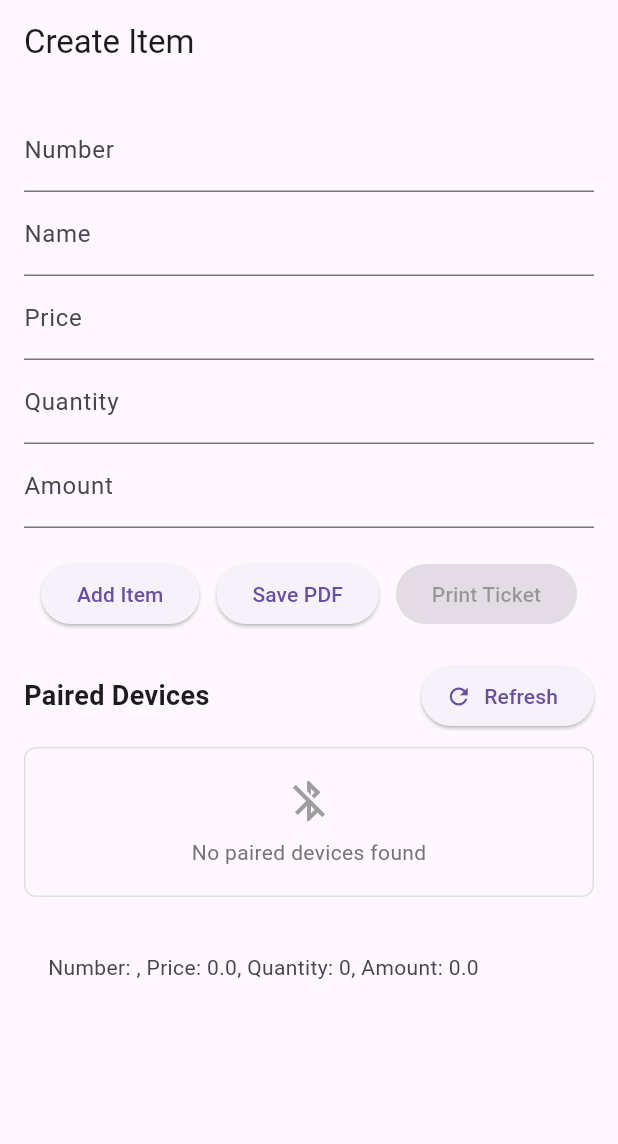
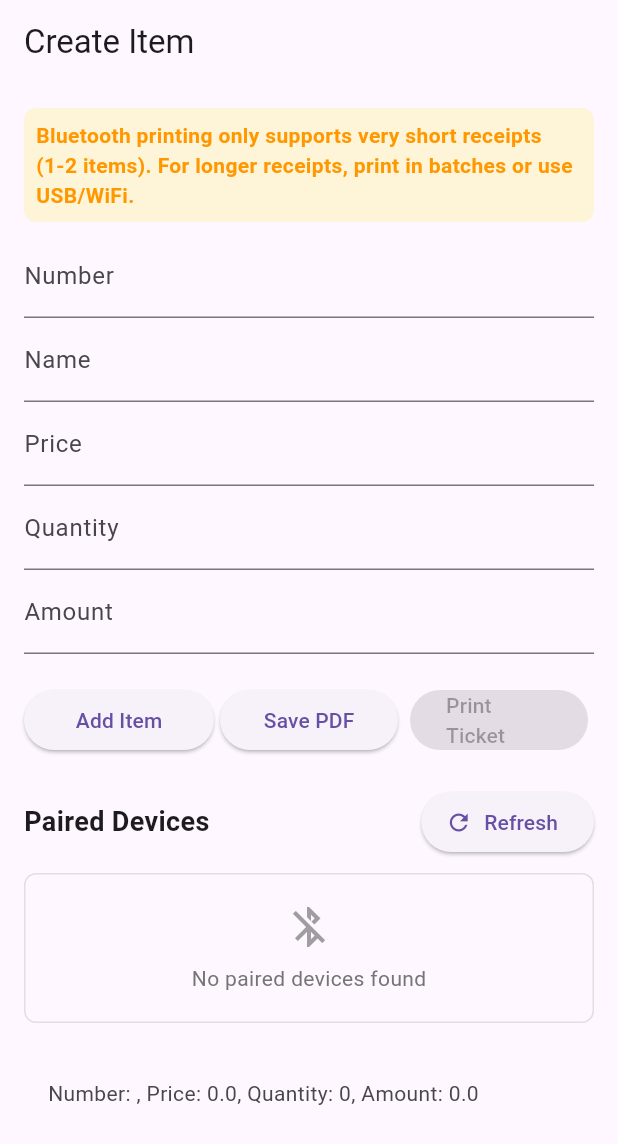
Before and after one commit to SaiKyawZinHtoo/pdf_printer_flutter, a Flutter app: the screen it shows after launch, after a tap on "Add Item", on a phone screen of 412 x 824 dp. Shown: the top 1144 px of the screen. Run offline on Flutter 3.47's test engine with Material 3 defaults, Android fonts, the phone set to English and light mode, and no system bars; our stand-ins replace pdf, printing; missing offline and left inert: flutter_thermal_printer.

Commit message:
Refactor PDF generation code and update dependencies
- Commented out the PDF generation code in `generate_pdf.dart` to disable its functionality temporarily.
- Updated `GeneratedPluginRegistrant.swift` to include `flutter_blue_plus_darwin` and `flutter_thermal_printer` plugins.
- Modified `pubspec.lock` to update various dependencies, including downgrading `archive` and `async`, and adding new dependencies like `flutter_blue_plus` and `flutter_thermal_printer`.
- Updated `pubspec.yaml` to include `flutter_thermal_printer` as a dependency.
- Registered `FlutterThermalPrinterPlugin` in `generated_plugin_registrant.cc` for Windows.
- Updated `generated_plugins.cmake` to include `flutter_thermal_printer` in the plugin list.

```diff
--- a/lib/create_screen.dart
+++ b/lib/create_screen.dart
@@ -1,25 +1,31 @@
+import 'dart:async';
 import 'dart:convert';
+import 'dart:core';
 import 'dart:typed_data';
 import 'package:flutter/material.dart';
 import 'package:flutter/services.dart';
+import 'package:flutter_thermal_printer/utils/printer.dart';
 import 'package:pdf/pdf.dart';
 import 'package:pdf/widgets.dart' as pw;
-import 'package:permission_handler/permission_handler.dart';
-import 'package:printing/printing.dart';
-import 'package:print_bluetooth_thermal/print_bluetooth_thermal.dart';
-import 'generate_pdf.dart';
+import 'package:printing/printing.dart' hide Printer;
+import 'package:flutter_thermal_printer/flutter_thermal_printer.dart';
 
 class CreateScreen extends StatefulWidget {
+  const CreateScreen({super.key});
+
   @override
-  _CreateScreenState createState() => _CreateScreenState();
+  State<CreateScreen> createState() => _CreateScreenState();
 }
 
 class _CreateScreenState extends State<CreateScreen> {
+  final _flutterThermalPrinterPlugin = FlutterThermalPrinter.instance;
+  List<Printer> printers = [];
+  StreamSubscription<List<Printer>>? _devicesStreamSubscription;
+  Printer? _connectedPrinter;
   List<Map<String, dynamic>> items = [];
   bool _connected = false;
-  List<BluetoothInfo> _devices = [];
   String? _connectedDeviceName;
-  bool _isBluetoothOn = false;
+  String? _connectedDeviceAddress;
 
   final TextEditingController numberController = TextEditingController();
   final TextEditingController nameController = TextEditingController();
@@ -30,54 +36,151 @@ class _CreateScreenState extends State<CreateScreen> {
   @override
   void initState() {
     super.initState();
-    checkBluetoothStatus();
-    getBondedDevices();
-    _checkPrinterConnection();
+    WidgetsBinding.instance.addPostFrameCallback((_) {
+      startScan();
+    });
   }
 
-  Future<void> checkBluetoothStatus() async {
-    try {
-      final bool result = await PrintBluetoothThermal.bluetoothEnabled;
+  void startScan() async {
+    _devicesStreamSubscription?.cancel();
+    await _flutterThermalPrinterPlugin.getPrinters(connectionTypes: [
+      ConnectionType.USB,
+      ConnectionType.BLE,
+    ]);
+    _devicesStreamSubscription = _flutterThermalPrinterPlugin.devicesStream
+        .listen((List<Printer> event) {
       setState(() {
-        _isBluetoothOn = result;
+        printers = event;
+        printers.removeWhere(
+            (element) => element.name == null || element.name == '');
       });
-      if (!result) {
-        ScaffoldMessenger.of(context).showSnackBar(
-          SnackBar(content: Text('Please turn on Bluetooth')),
-        );
-      }
-    } catch (e) {
-      print("Error checking Bluetooth status: $e");
-    }
+    });
   }
 
-  Future<void> _checkPrinterConnection() async {
+  void stopScan() {
+    _flutterThermalPrinterPlugin.stopScan();
+  }
+
+  Future<void> connectToPrinter(Printer printer) async {
     try {
-      final bool connectionStatus =
-          await PrintBluetoothThermal.connectionStatus;
+      await _flutterThermalPrinterPlugin.connect(printer);
       setState(() {
-        _connected = connectionStatus;
+        _connectedPrinter = printer;
+        _connected = true;
+        _connectedDeviceName = printer.name;
+        _connectedDeviceAddress = printer.address;
       });
+      ScaffoldMessenger.of(context).showSnackBar(
+        SnackBar(content: Text('Connected to ${printer.name}')),
+      );
     } catch (e) {
-      print("Error checking printer connection: $e");
+      ScaffoldMessenger.of(context).showSnackBar(
+        SnackBar(content: Text('Failed to connect: $e')),
+      );
     }
   }
 
   Future<void> disconnectPrinter() async {
+    if (_connectedPrinter == null) return;
     try {
-      final bool result = await PrintBluetoothThermal.disconnect;
+      await _flutterThermalPrinterPlugin.disconnect(_connectedPrinter!);
       setState(() {
+        _connectedPrinter = null;
         _connected = false;
         _connectedDeviceName = null;
+        _connectedDeviceAddress = null;
       });
       ScaffoldMessenger.of(context).showSnackBar(
-        SnackBar(
-            content:
-                Text(result ? 'Printer disconnected' : 'Failed to disconnect')),
+        SnackBar(content: Text('Printer disconnected')),
       );
     } catch (e) {
-      print("Error disconnecting printer: $e");
+      ScaffoldMessenger.of(context).showSnackBar(
+        SnackBar(content: Text('Error disconnecting: $e')),
+      );
     }
+  }
+
+  Future<void> printTicket() async {
+    if (!_connected || _connectedPrinter == null) {
+      ScaffoldMessenger.of(context).showSnackBar(
+        SnackBar(content: Text('Please connect to a printer first')),
+      );
+      return;
+    }
+    try {
+      print('[DEBUG] printTicket called');
+      // Only print very short text receipts (max 2 items)
+      if (items.length > 2) {
+        print('[DEBUG] Too many items for Bluetooth print: ${items.length}');
+        await showDialog(
+          context: context,
+          builder: (context) {
+            return AlertDialog(
+              title: const Text('Bluetooth Printing Limitation'),
+              content: const Text(
+                  'Bluetooth printing with this printer only supports very short receipts (1-2 items). For longer receipts, please print in batches or use USB/WiFi.'),
+              actions: [
+                TextButton(
+                  onPressed: () => Navigator.of(context).pop(),
+                  child: const Text('OK'),
+                ),
+              ],
+            );
+          },
+        );
+        return;
+      }
+      String receiptText = '===== Item List =====\n';
+      receiptText += items
+          .map((item) =>
+              'No: ${item['number']} | Name: ${item['name']} | Price: ${item['price']} | Qty: ${item['quantity']} | Amt: ${item['amount']}')
+          .join('\n');
+      final bytes = utf8.encode(receiptText);
+      print('[DEBUG] Receipt text length: ${receiptText.length}');
+      print('[DEBUG] Receipt bytes length: ${bytes.length}');
+      if (bytes.length > 200) {
+        print(
+            '[ERROR] Receipt too long for Bluetooth print: ${bytes.length} bytes');
+        ScaffoldMessenger.of(context).showSnackBar(
+          SnackBar(
+              content: Text(
+                  'Receipt too long for Bluetooth print. Please print fewer items.')),
+        );
+        return;
+      }
+      print(
+          '[DEBUG] Sending printWidget to printer: ${_connectedPrinter?.name}');
+      try {
+        await _flutterThermalPrinterPlugin.printWidget(
+          context,
+          printer: _connectedPrinter!,
+          printOnBle: true,
+          widget: _buildReceiptWidget(receiptText),
+        );
+        print('[DEBUG] Printing completed');
+        ScaffoldMessenger.of(context).showSnackBar(
+          SnackBar(content: Text('Printing completed')),
+        );
+      } catch (e) {
+        print('[ERROR] PrintWidget error: $e');
+        ScaffoldMessenger.of(context).showSnackBar(
+          SnackBar(content: Text('Error printing: $e')),
+        );
+      }
+    } catch (e) {
+      print('[ERROR] printTicket outer error: $e');
+      ScaffoldMessenger.of(context).showSnackBar(
+        SnackBar(content: Text('Error printing: $e')),
+      );
+    }
+  }
+
+  Widget _buildReceiptWidget(String receiptText) {
+    // Use a single Text widget for minimal Bluetooth data
+    return Text(
+      receiptText,
+      style: const TextStyle(fontSize: 14, fontFamily: 'monospace'),
+    );
   }
 
   void addItem() {
@@ -95,189 +198,6 @@ class _CreateScreenState extends State<CreateScreen> {
       quantityController.clear();
       amountController.clear();
     });
-  }
-
-  Future<void> getBondedDevices() async {
-    try {
-      // Request runtime permissions first
-      if (!await _requestPermissions()) {
-        ScaffoldMessenger.of(context).showSnackBar(
-          SnackBar(
-              content: Text('Please grant Bluetooth permissions in settings')),
-        );
-        return;
-      }
-      // First check Bluetooth status
-      final bool isEnabled = await PrintBluetoothThermal.bluetoothEnabled;
-      print("Bluetooth Status: $isEnabled"); // Debug log
-
-      if (!isEnabled) {
-        ScaffoldMessenger.of(context).showSnackBar(
-          SnackBar(content: Text('Bluetooth is not enabled')),
-        );
-        return;
-      }
-
-      // Get paired devices
-      final List<BluetoothInfo> devices =
-          await PrintBluetoothThermal.pairedBluetooths;
-      print("Found ${devices.length} paired devices"); // Debug log
-
-      // Print each device for debugging
-      devices.forEach((device) {
-        print("Device: ${device.name} - ${device.macAdress}");
-      });
-
-      setState(() {
-        _devices = devices;
-      });
-
-      if (devices.isEmpty) {
-        ScaffoldMessenger.of(context).showSnackBar(
-          SnackBar(
-              content: Text(
-                  'No paired devices found. Please pair your printer in system settings')),
-        );
-      }
-    } catch (e) {
-      print("Error getting bonded devices: $e");
-      ScaffoldMessenger.of(context).showSnackBar(
-        SnackBar(content: Text('Error finding paired devices: $e')),
-      );
-    }
-  }
-
-  Future<bool> _requestPermissions() async {
-    try {
-      // Request Bluetooth permissions
-      final List<String> permissions = [
-        'android.permission.BLUETOOTH',
-        'android.permission.BLUETOOTH_ADMIN',
-        'android.permission.BLUETOOTH_CONNECT',
-        'android.permission.BLUETOOTH_SCAN',
-        'android.permission.ACCESS_FINE_LOCATION',
-      ];
-
-      // Use permission_handler package to request permissions
-      Map<Permission, PermissionStatus> statuses = await [
-        Permission.bluetooth,
-        Permission.bluetoothConnect,
-        Permission.bluetoothScan,
-        Permission.location,
-      ].request();
-
-      // Check if all permissions are granted
-      bool allGranted = true;
-      statuses.forEach((permission, status) {
-        if (!status.isGranted) {
-          allGranted = false;
-        }
-      });
-
-      return allGranted;
-    } catch (e) {
-      print("Error requesting permissions: $e");
-      return false;
-    }
-  }
-
-  Future<void> connectToDevice(BluetoothInfo device) async {
-    try {
-      String mac = "66:02:BD:06:18:7B"; // Example MAC address
-      final bool result =
-          await PrintBluetoothThermal.connect(macPrinterAddress: mac);
-      setState(() {
-        _connected = result;
-        _connectedDeviceName = result ? device.name : null;
-      });
-      if (result) {
-        ScaffoldMessenger.of(context).showSnackBar(
-          SnackBar(content: Text('Connected to ${device.name}')),
-        );
-      }
-    } catch (e) {
-      print("Error connecting to device: $e");
-      ScaffoldMessenger.of(context).showSnackBar(
-        SnackBar(content: Text('Failed to connect: $e')),
-      );
-    }
-  }
-
-  Future<void> printTicket() async {
-    if (!_connected) {
-      ScaffoldMessenger.of(context).showSnackBar(
-        SnackBar(content: Text('Please connect to a printer first')),
-      );
-      return;
-    }
-
-    try {
-      final pdf = pw.Document();
-      final myanmarFont =
-          await rootBundle.load("assets/Pyidaungsu-2.5.3_Regular.ttf");
-      final ttf = pw.Font.ttf(myanmarFont);
-
-      pdf.addPage(
-        pw.Page(
-          pageFormat: PdfPageFormat.roll80,
-          build: (pw.Context context) {
-            return pw.Column(
-              crossAxisAlignment: pw.CrossAxisAlignment.start,
-              children: [
-                pw.Center(
-                    child: pw.Text("===== Item List =====",
-                        style: pw.TextStyle(font: ttf))),
-                pw.SizedBox(height: 10),
-                ...items
-                    .map((item) => pw.Column(
-                          crossAxisAlignment: pw.CrossAxisAlignment.start,
-                          children: [
-                            pw.Text("Number: ${item['number']}",
-                                style: pw.TextStyle(font: ttf)),
-                            pw.Text("Name: ${item['name']}",
-                                style: pw.TextStyle(font: ttf)),
-                            pw.Text("Price: ${item['price']}",
-                                style: pw.TextStyle(font: ttf)),
-                            pw.Text("Quantity: ${item['quantity']}",
-                                style: pw.TextStyle(font: ttf)),
-                            pw.Text("Amount: ${item['amount']}",
-                                style: pw.TextStyle(font: ttf)),
-                            pw.Text("------------------------",
-                                style: pw.TextStyle(font: ttf)),
-                          ],
-                        ))
-                    .toList(),
-              ],
-            );
-          },
-        ),
-      );
-
-      final pdfBytes = await pdf.save();
-
-      // Save PDF to temporary file
-      final output = await Printing.layoutPdf(
-        onLayout: (PdfPageFormat format) async => await pdf.save(),
-      );
-
-      // Print the PDF
-      final bool result =
-          await PrintBluetoothThermal.writeBytes(output as List<int>);
-
-      if (result) {
-        ScaffoldMessenger.of(context).showSnackBar(
-          SnackBar(content: Text('Printing completed')),
-        );
-      } else {
-        ScaffoldMessenger.of(context).showSnackBar(
-          SnackBar(content: Text('Failed to print')),
-        );
-      }
-    } catch (e) {
-      ScaffoldMessenger.of(context).showSnackBar(
-        SnackBar(content: Text('Error printing: $e')),
-      );
-    }
   }
 
   Future<void> saveAndSharePdf() async {
@@ -306,8 +226,8 @@ class _CreateScreenState extends State<CreateScreen> {
       ),
     );
 
-    final file = await pdf.save();
-    await Printing.sharePdf(bytes: file, filename: 'item_list.pdf');
+    //final file = await pdf.save();
+    //await Printing.sharePdf(bytes: file, filename: 'item_list.pdf');
   }
 
   @override
@@ -324,65 +244,93 @@ class _CreateScreenState extends State<CreateScreen> {
             ),
         ],
       ),
-      body: Padding(
+      body: SingleChildScrollView(
+        child: Padding(
           padding: const EdgeInsets.all(16.0),
           child: Column(
+            crossAxisAlignment: CrossAxisAlignment.start,
             children: [
+              Container(
+                padding: const EdgeInsets.all(8),
+                margin: const EdgeInsets.only(bottom: 8),
+                decoration: BoxDecoration(
+                  color: Colors.yellow.withOpacity(0.2),
+                  borderRadius: BorderRadius.circular(8),
+                ),
+                child: const Text(
+                  'Bluetooth printing only supports very short receipts (1-2 items). For longer receipts, print in batches or use USB/WiFi.',
+                  style: TextStyle(
+                      color: Colors.orange, fontWeight: FontWeight.bold),
+                ),
+              ),
               TextField(
                 controller: numberController,
-              decoration: InputDecoration(labelText: 'Number'),
+                decoration: const InputDecoration(labelText: 'Number'),
                 keyboardType: TextInputType.number,
               ),
               TextField(
                 controller: nameController,
-              decoration: InputDecoration(labelText: 'Name'),
+                decoration: const InputDecoration(labelText: 'Name'),
+                keyboardType: TextInputType.text,
               ),
               TextField(
                 controller: priceController,
-              decoration: InputDecoration(labelText: 'Price'),
+                decoration: const InputDecoration(labelText: 'Price'),
                 keyboardType: TextInputType.number,
               ),
               TextField(
                 controller: quantityController,
-              decoration: InputDecoration(labelText: 'Quantity'),
+                decoration: const InputDecoration(labelText: 'Quantity'),
                 keyboardType: TextInputType.number,
               ),
               TextField(
                 controller: amountController,
-              decoration: InputDecoration(labelText: 'Amount'),
+                decoration: const InputDecoration(labelText: 'Amount'),
                 keyboardType: TextInputType.number,
               ),
-            SizedBox(height: 20),
+              const SizedBox(height: 20),
               Row(
                 mainAxisAlignment: MainAxisAlignment.spaceEvenly,
                 children: [
-                ElevatedButton(
+                  Expanded(
+                    child: ElevatedButton(
                       onPressed: addItem,
-                  child: Text('Add Item'),
+                      child: const Text('Add Item'),
                     ),
-                ElevatedButton(
+                  ),
+                  Expanded(
+                    child: Padding(
+                      padding: const EdgeInsets.symmetric(horizontal: 4.0),
+                      child: ElevatedButton(
                         onPressed: saveAndSharePdf,
-                  child: Text('Save PDF'),
+                        child: const Text('Save PDF'),
                       ),
-                ElevatedButton(
+                    ),
+                  ),
+                  Expanded(
+                    child: Padding(
+                      padding: const EdgeInsets.symmetric(horizontal: 4.0),
+                      child: ElevatedButton(
                         onPressed: _connected ? printTicket : null,
-                  child: Text('Print Ticket'),
+                        child: const Text('Print Ticket'),
+                      ),
+                    ),
                   ),
                 ],
               ),
-            SizedBox(height: 20),
+              const SizedBox(height: 20),
               _connected
                   ? Container(
-                    padding: EdgeInsets.all(8),
+                      padding: const EdgeInsets.all(8),
                       color: Colors.green.withOpacity(0.1),
                       child: Row(
                         mainAxisAlignment: MainAxisAlignment.center,
                         children: [
-                        Icon(Icons.check_circle, color: Colors.green),
-                        SizedBox(width: 8),
+                          const Icon(Icons.check_circle, color: Colors.green),
+                          const SizedBox(width: 8),
                           Text(
                             'Connected to $_connectedDeviceName',
-                          style: TextStyle(color: Colors.green),
+                            style: const TextStyle(color: Colors.green),
                           ),
                         ],
                       ),
@@ -392,7 +340,7 @@ class _CreateScreenState extends State<CreateScreen> {
                         Row(
                           mainAxisAlignment: MainAxisAlignment.spaceBetween,
                           children: [
-                          Text(
+                            const Text(
                               'Paired Devices',
                               style: TextStyle(
                                 fontSize: 18,
@@ -400,14 +348,14 @@ class _CreateScreenState extends State<CreateScreen> {
                               ),
                             ),
                             ElevatedButton.icon(
-                            onPressed: getBondedDevices,
-                            icon: Icon(Icons.refresh),
-                            label: Text('Refresh'),
+                              onPressed: startScan,
+                              icon: const Icon(Icons.refresh),
+                              label: const Text('Refresh'),
                             ),
                           ],
                         ),
-                      SizedBox(height: 10),
-                      _devices.isEmpty
+                        const SizedBox(height: 10),
+                        printers.isEmpty
                             ? Container(
                                 height: 100,
                                 alignment: Alignment.center,
@@ -418,12 +366,12 @@ class _CreateScreenState extends State<CreateScreen> {
                                 child: Column(
                                   mainAxisAlignment: MainAxisAlignment.center,
                                   children: [
-                                  Icon(
+                                    const Icon(
                                       Icons.bluetooth_disabled,
                                       size: 32,
                                       color: Colors.grey,
                                     ),
-                                  SizedBox(height: 8),
+                                    const SizedBox(height: 8),
                                     Text(
                                       'No paired devices found',
                                       style: TextStyle(color: Colors.grey[600]),
@@ -438,36 +386,36 @@ class _CreateScreenState extends State<CreateScreen> {
                                   borderRadius: BorderRadius.circular(8),
                                 ),
                                 child: ListView.builder(
-                                itemCount: _devices.length,
+                                  itemCount: printers.length,
                                   itemBuilder: (context, index) {
-                                  final device = _devices[index];
+                                    final printer = printers[index];
                                     return Card(
-                                    margin: EdgeInsets.symmetric(
+                                      margin: const EdgeInsets.symmetric(
                                           horizontal: 8, vertical: 4),
                                       child: ListTile(
                                         leading: Container(
-                                        padding: EdgeInsets.all(8),
+                                          padding: const EdgeInsets.all(8),
                                           decoration: BoxDecoration(
                                             color: Colors.blue.withOpacity(0.1),
                                             shape: BoxShape.circle,
                                           ),
-                                        child: Icon(Icons.print,
+                                          child: const Icon(Icons.print,
                                               color: Colors.blue),
                                         ),
-                                      title: Text(
-                                        device.name ?? 'Unknown Device',
-                                        style: TextStyle(
-                                            fontWeight: FontWeight.bold),
-                                      ),
-                                      subtitle: Text(device.macAdress),
+                                        title: Text(printer.name ?? ''),
+                                        subtitle: Text(
+                                            'Type: ${printer.connectionTypeString}'),
                                         trailing: ElevatedButton(
                                           onPressed: () =>
-                                            connectToDevice(device),
-                                        child: Text('Connect'),
+                                              connectToPrinter(printer),
                                           style: ElevatedButton.styleFrom(
                                             backgroundColor: Colors.blue,
                                             foregroundColor: Colors.white,
                                           ),
+                                          child: Text(
+                                              printer.isConnected == true
+                                                  ? 'Disconnect'
+                                                  : 'Connect'),
                                         ),
                                       ),
                                     );
@@ -476,8 +424,9 @@ class _CreateScreenState extends State<CreateScreen> {
                               ),
                       ],
                     ),
-            Expanded(
-              child: ListView.builder(
+              ListView.builder(
+                shrinkWrap: true,
+                physics: const NeverScrollableScrollPhysics(),
                 itemCount: items.length,
                 itemBuilder: (context, index) {
                   final item = items[index];
@@ -489,8 +438,8 @@ class _CreateScreenState extends State<CreateScreen> {
                   );
                 },
               ),
+            ],
           ),
-          ],
         ),
       ),
     );
--- a/pubspec.yaml
+++ b/pubspec.yaml
@@ -38,6 +38,9 @@ dependencies:
   printing: ^5.14.2
   permission_handler: ^12.0.0+1
   print_bluetooth_thermal: ^1.1.6
+  flutter_thermal_printer: ^1.2.1+1
+  #esc_pos_bluetooth: ^0.4.0
+  #esc_pos_utils: ^1.1.0
 
 dev_dependencies:
   flutter_test:
```
Also changed, not shown: lib/generate_pdf.dart (+48 -48 lines), pubspec.lock, 5 other files. Lines whose indentation alone changed are shown as unchanged.
